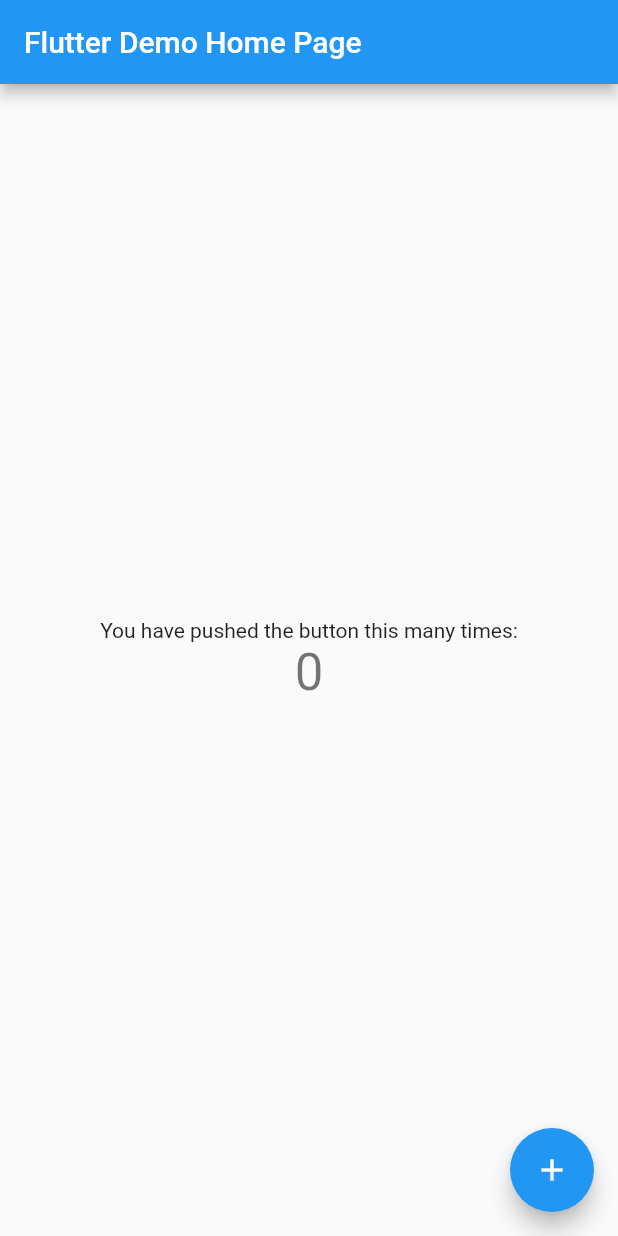
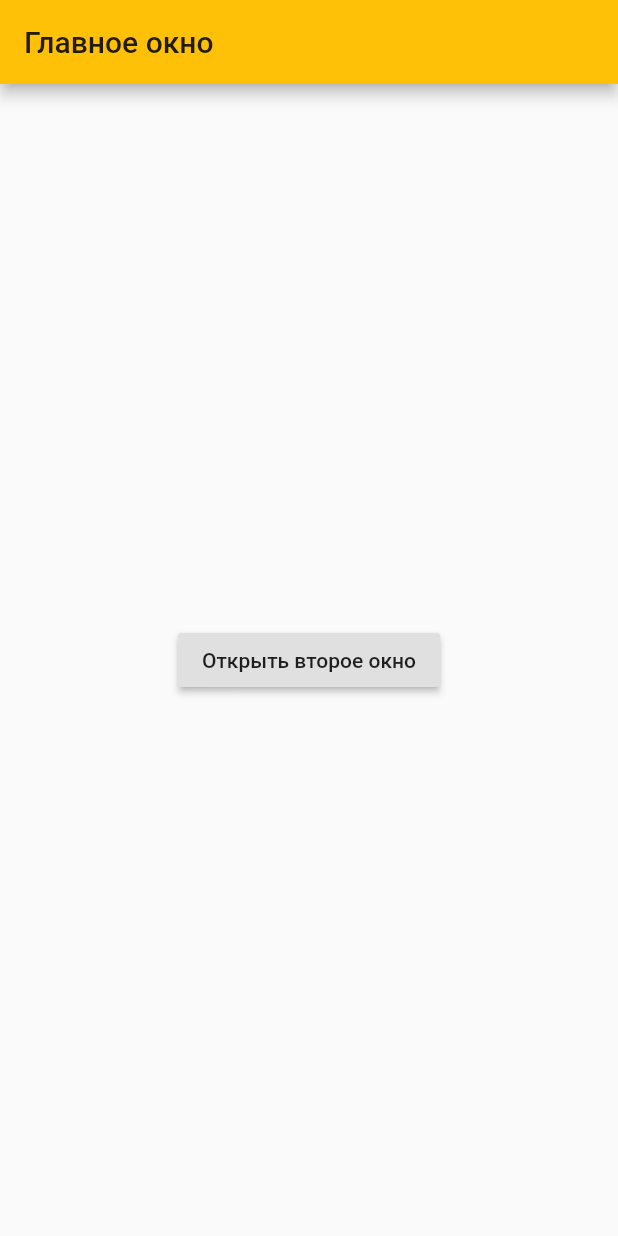
Before and after one commit to politebarista/iNote-Mobile, a Flutter app: the screen it shows after launch, on a phone screen of 412 x 824 dp. Run offline on Flutter 3.47's test engine with Material 2 defaults, Android fonts, the phone set to English and light mode, and no system bars.

Commit message:
pages added

```diff
--- a/lib/main.dart
+++ b/lib/main.dart
@@ -1,117 +1,27 @@
 import 'package:flutter/material.dart';
+
+import 'pages/home_page.dart';
+import 'pages/view_page.dart';
+//import 'package:i_note_mobile/widgets/nav_bar.dart';
 
 void main() {
   runApp(MyApp());
 }
 
 class MyApp extends StatelessWidget {
-  // This widget is the root of your application.
   @override
   Widget build(BuildContext context) {
     return MaterialApp(
-      title: 'Flutter Demo',
+      initialRoute: '/',
+      routes: {
+        '/': (BuildContext context) => HomePage(),
+        '/view': (BuildContext context) => ViewPage(),
+        //'/change': (BuildContext context) => ChangePage(), // добавить
+      },
       theme: ThemeData(
-        // This is the theme of your application.
-        //
-        // Try running your application with "flutter run". You'll see the
-        // application has a blue toolbar. Then, without quitting the app, try
-        // changing the primarySwatch below to Colors.green and then invoke
-        // "hot reload" (press "r" in the console where you ran "flutter run",
-        // or simply save your changes to "hot reload" in a Flutter IDE).
-        // Notice that the counter didn't reset back to zero; the application
-        // is not restarted.
-        primarySwatch: Colors.blue,
-        // This makes the visual density adapt to the platform that you run
-        // the app on. For desktop platforms, the controls will be smaller and
-        // closer together (more dense) than on mobile platforms.
-        visualDensity: VisualDensity.adaptivePlatformDensity,
+        primaryColor: Colors.amber,
+        accentColor: Colors.amberAccent[400],
       ),
-      home: MyHomePage(title: 'Flutter Demo Home Page'),
     );
   }
 }
-
-class MyHomePage extends StatefulWidget {
-  MyHomePage({Key key, this.title}) : super(key: key);
-
-  // This widget is the home page of your application. It is stateful, meaning
-  // that it has a State object (defined below) that contains fields that affect
-  // how it looks.
-
-  // This class is the configuration for the state. It holds the values (in this
-  // case the title) provided by the parent (in this case the App widget) and
-  // used by the build method of the State. Fields in a Widget subclass are
-  // always marked "final".
-
-  final String title;
-
-  @override
-  _MyHomePageState createState() => _MyHomePageState();
-}
-
-class _MyHomePageState extends State<MyHomePage> {
-  int _counter = 0;
-
-  void _incrementCounter() {
-    setState(() {
-      // This call to setState tells the Flutter framework that something has
-      // changed in this State, which causes it to rerun the build method below
-      // so that the display can reflect the updated values. If we changed
-      // _counter without calling setState(), then the build method would not be
-      // called again, and so nothing would appear to happen.
-      _counter++;
-    });
-  }
-
-  @override
-  Widget build(BuildContext context) {
-    // This method is rerun every time setState is called, for instance as done
-    // by the _incrementCounter method above.
-    //
-    // The Flutter framework has been optimized to make rerunning build methods
-    // fast, so that you can just rebuild anything that needs updating rather
-    // than having to individually change instances of widgets.
-    return Scaffold(
-      appBar: AppBar(
-        // Here we take the value from the MyHomePage object that was created by
-        // the App.build method, and use it to set our appbar title.
-        title: Text(widget.title),
-      ),
-      body: Center(
-        // Center is a layout widget. It takes a single child and positions it
-        // in the middle of the parent.
-        child: Column(
-          // Column is also a layout widget. It takes a list of children and
-          // arranges them vertically. By default, it sizes itself to fit its
-          // children horizontally, and tries to be as tall as its parent.
-          //
-          // Invoke "debug painting" (press "p" in the console, choose the
-          // "Toggle Debug Paint" action from the Flutter Inspector in Android
-          // Studio, or the "Toggle Debug Paint" command in Visual Studio Code)
-          // to see the wireframe for each widget.
-          //
-          // Column has various properties to control how it sizes itself and
-          // how it positions its children. Here we use mainAxisAlignment to
-          // center the children vertically; the main axis here is the vertical
-          // axis because Columns are vertical (the cross axis would be
-          // horizontal).
-          mainAxisAlignment: MainAxisAlignment.center,
-          children: <Widget>[
-            Text(
-              'You have pushed the button this many times:',
-            ),
-            Text(
-              '$_counter',
-              style: Theme.of(context).textTheme.headline4,
-            ),
-          ],
-        ),
-      ),
-      floatingActionButton: FloatingActionButton(
-        onPressed: _incrementCounter,
-        tooltip: 'Increment',
-        child: Icon(Icons.add),
-      ), // This trailing comma makes auto-formatting nicer for build methods.
-    );
-  }
-}
--- /dev/null
+++ b/lib/pages/home_page.dart
@@ -0,0 +1,16 @@
+import 'package:flutter/material.dart';
+
+class HomePage extends StatelessWidget {
+  @override
+  Widget build(BuildContext context) {
+    return Scaffold(
+      appBar: AppBar(title: Text('Главное окно')),
+      body: Center(
+          child: RaisedButton(
+              onPressed: () {
+                Navigator.pushNamed(context, '/view');
+              },
+              child: Text('Открыть второе окно'))),
+    );
+  }
+}
```
Also changed, not shown: lib/pages/view_page.dart (added, +16 -0 lines), lib/widgets/nav_bar.dart (added, +10 -0 lines), 5 other files.
